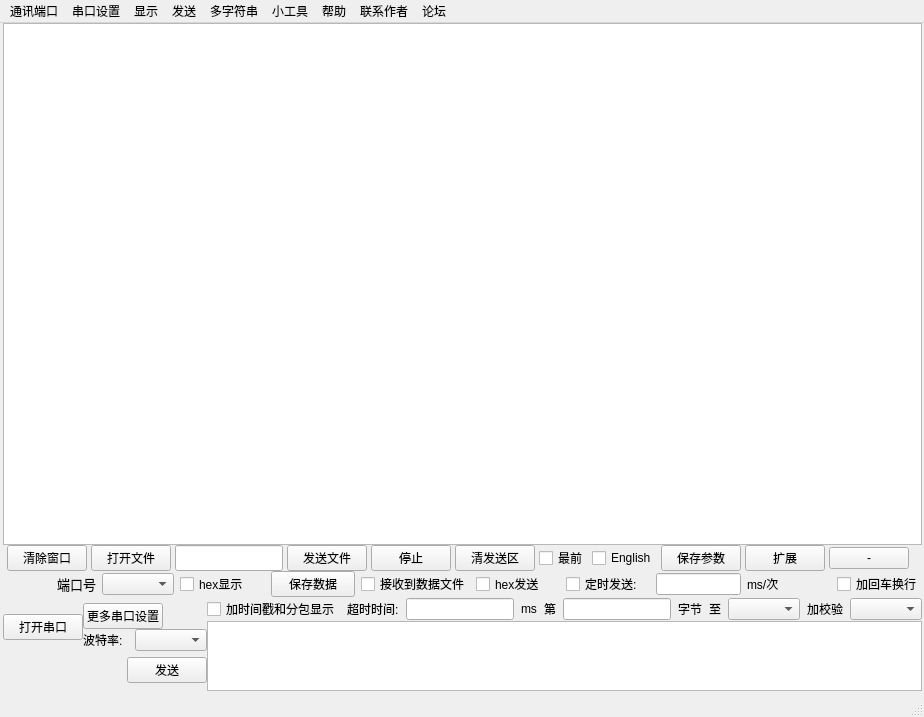
First picture: the form in mainwindow.ui, repository Synotagit/serial3, before the edit.
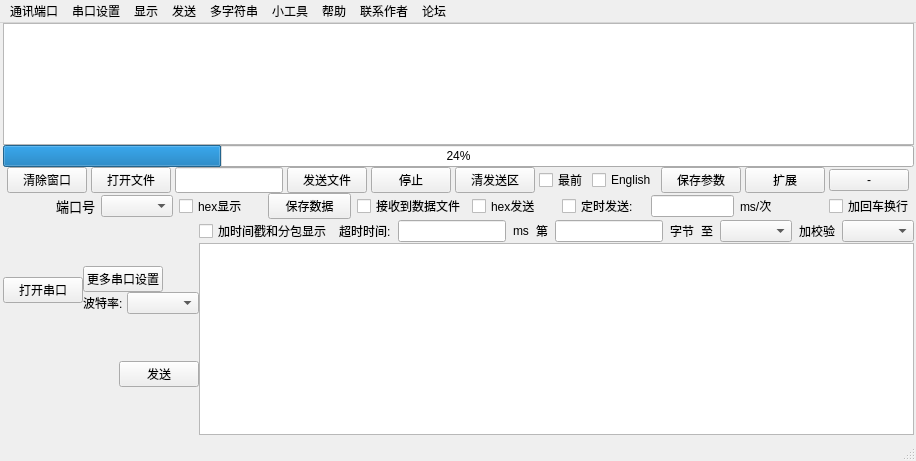
Second picture: the form after the edit.

Patch:
```diff
--- a/mainwindow.ui
+++ b/mainwindow.ui
@@ -6,15 +6,15 @@
    <rect>
     <x>0</x>
     <y>0</y>
-    <width>924</width>
-    <height>717</height>
+    <width>916</width>
+    <height>461</height>
    </rect>
   </property>
   <property name="windowTitle">
    <string>MainWindow</string>
   </property>
   <widget class="QWidget" name="centralwidget">
-   <layout class="QGridLayout" name="gridLayout" rowstretch="7,1">
+   <layout class="QGridLayout" name="gridLayout" rowstretch="7,0,0">
     <property name="leftMargin">
      <number>3</number>
     </property>
@@ -30,11 +30,8 @@
     <property name="spacing">
      <number>0</number>
     </property>
-    <item row="0" column="0">
-     <widget class="QTextEdit" name="receiveedit"/>
-    </item>
-    <item row="1" column="0">
-     <layout class="QVBoxLayout" name="verticalLayout_5">
+    <item row="2" column="0">
+     <layout class="QVBoxLayout" name="verticalLayout_5" stretch="7,0">
       <property name="sizeConstraint">
        <enum>QLayout::SetFixedSize</enum>
       </property>
@@ -437,7 +434,14 @@
            </layout>
           </item>
           <item>
-           <widget class="QTextEdit" name="sendedit"/>
+           <widget class="QTextEdit" name="sendedit">
+            <property name="sizePolicy">
+             <sizepolicy hsizetype="Minimum" vsizetype="Preferred">
+              <horstretch>0</horstretch>
+              <verstretch>0</verstretch>
+             </sizepolicy>
+            </property>
+           </widget>
           </item>
          </layout>
         </item>
@@ -445,6 +449,16 @@
       </item>
      </layout>
     </item>
+    <item row="0" column="0">
+     <widget class="QTextEdit" name="receiveedit"/>
+    </item>
+    <item row="1" column="0">
+     <widget class="QProgressBar" name="progressBar">
+      <property name="value">
+       <number>24</number>
+      </property>
+     </widget>
+    </item>
    </layout>
   </widget>
   <widget class="QMenuBar" name="menubar">
@@ -452,7 +466,7 @@
     <rect>
      <x>0</x>
      <y>0</y>
-     <width>924</width>
+     <width>916</width>
      <height>23</height>
     </rect>
    </property>
```
Left out of the diff: 2 changed lines with no effect on the pictures.
